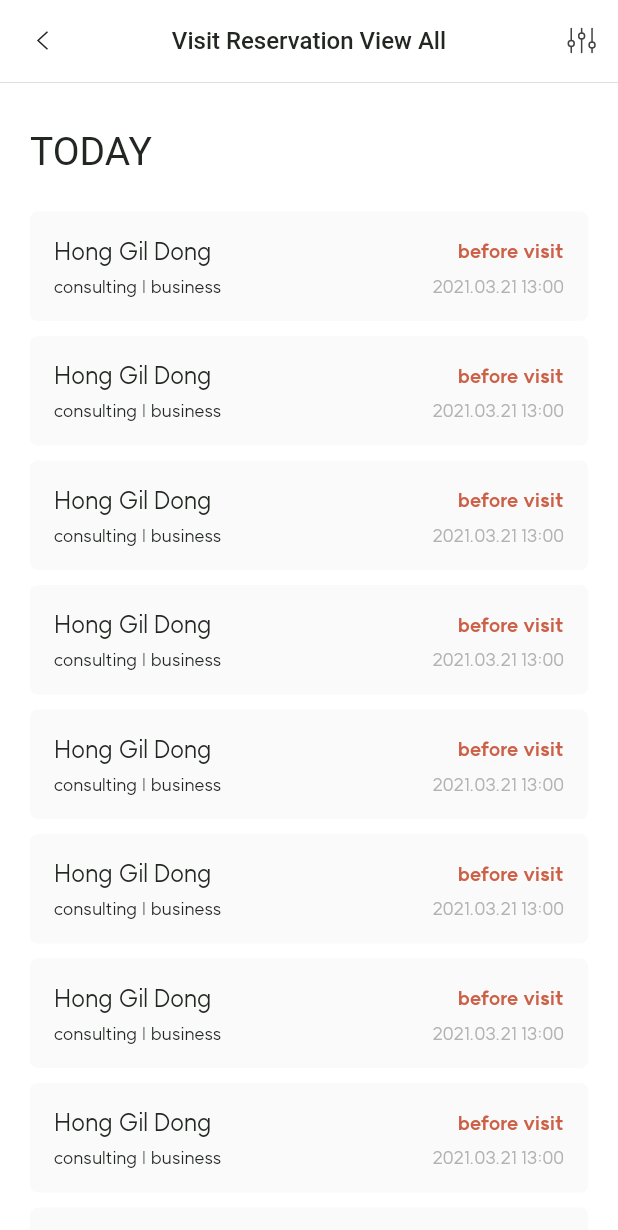
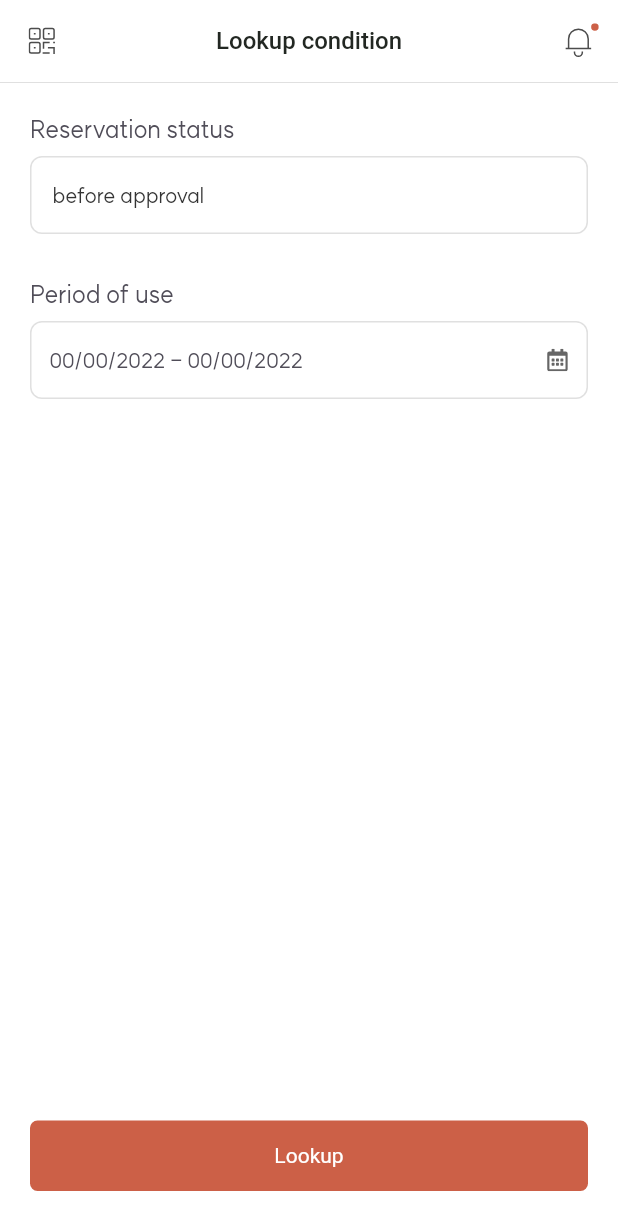
Before and after one commit to souravpanda94/Centropolis, a Flutter app: the VisitorReservationsViewAllScreen screen opened directly, after a tap on "Hong Gil Dong", on a phone screen of 412 x 824 dp. Shown: the top 1230 px of the screen. Run offline on Flutter 3.47's test engine with Material 2 defaults, Android fonts, the light colour scheme and no system bars; our stand-ins replace easy_localization, flutter_svg, fluttertoast, shared_preferences; accounts and stored records are empty; Roboto replaces fonts that are missing (SemiBold).

Commit message:
Attached LookupConditionScreen & UI implementation (WIP)

```diff
--- a/centropolis/assets/translations/en.json
+++ b/centropolis/assets/translations/en.json
@@ -8,7 +8,14 @@
   "today": "TODAY",
   "confirm" : "Confirm",
   "visitReservationViewAll" : "Visit Reservation View All",
-
+  "lookupCondition" : "Lookup condition",
+  "reservationStatus" : "Reservation status",
+  "periodOfUse" : "Period of use",
+  "lookup": "Lookup",
+  "oneWeek" : "one week",
+  "oneMonth" : "one month",
+  "monthly" : "Monthly",
+  "directInput" : "Direct input",
 
 
   "sourav" : "=============================SOURAV SECTION=========================================",
--- a/centropolis/assets/translations/ko.json
+++ b/centropolis/assets/translations/ko.json
@@ -7,6 +7,15 @@
   "today": "TODAY",
   "confirm" : "Confirm",
   "visitReservationViewAll" : "Visit Reservation View All",
+  "lookupCondition" : "Lookup condition",
+  "reservationStatus" : "Reservation status",
+  "periodOfUse" : "Period of use",
+  "lookup": "Lookup",
+  "oneWeek" : "one week",
+  "oneMonth" : "one month",
+  "monthly" : "Monthly",
+  "directInput" : "Direct input",
+
 
 
 
--- a/centropolis/lib/screens/visitor_reservations/VisitReservationViewAll.dart
+++ b/centropolis/lib/screens/visitor_reservations/VisitReservationViewAll.dart
@@ -6,6 +6,7 @@ import 'package:flutter/material.dart';
 import 'package:flutter_svg/svg.dart';
 import '../../utils/custom_colors.dart';
 import '../../widgets/home_page_app_bar.dart';
+import 'lookup_condition.dart';
 
 class VisitorReservationsViewAllScreen extends StatefulWidget {
   const VisitorReservationsViewAllScreen({Key? key}) : super(key: key);
@@ -103,6 +104,15 @@ class _VisitorReservationsViewAllScreenState
     super.dispose();
   }
 
+  void goToLookupCondition() {
+    Navigator.push(
+      context,
+      MaterialPageRoute(
+        builder: (context) => const LookupConditionScreen(),
+      ),
+    );
+  }
+
   @override
   Widget build(BuildContext context) {
     return Scaffold(
@@ -165,7 +175,9 @@ class _VisitorReservationsViewAllScreenState
                   itemCount: todayList.length,
                   itemBuilder: (BuildContext ctxt, int index) {
                     return InkWell(
-                        onTap: () {},
+                        onTap: () {
+                          goToLookupCondition();
+                        },
                         child: Container(
                             margin:
                                 const EdgeInsets.only(top: 5.0, bottom: 5.0),
--- /dev/null
+++ b/centropolis/lib/screens/visitor_reservations/lookup_condition.dart
@@ -0,0 +1,206 @@
+import 'dart:convert';
+import 'package:centropolis/widgets/common_button_with_icon.dart';
+import 'package:easy_localization/easy_localization.dart';
+import 'package:flutter/material.dart';
+import 'package:flutter_svg/svg.dart';
+import '../../utils/custom_colors.dart';
+import '../../widgets/common_button.dart';
+import '../../widgets/common_modal.dart';
+import '../../widgets/home_page_app_bar.dart';
+
+class LookupConditionScreen extends StatefulWidget {
+  const LookupConditionScreen({Key? key}) : super(key: key);
+
+  @override
+  State<StatefulWidget> createState() {
+    return _LookupConditionScreenState();
+  }
+}
+
+class _LookupConditionScreenState extends State<LookupConditionScreen> {
+  List<dynamic> periodOfUseList = [
+    {
+      "id": 1,
+      "title": tr("oneWeek"),
+    },
+    {
+      "id": 2,
+      "title": tr("oneMonth"),
+    },
+    {
+      "id": 3,
+      "title": tr("monthly"),
+    },
+    {
+      "id": 4,
+      "title": tr("directInput"),
+    },
+  ];
+
+  @override
+  Widget build(BuildContext context) {
+    return Scaffold(
+        backgroundColor: CustomColors.whiteColor,
+        appBar: PreferredSize(
+          preferredSize: AppBar().preferredSize,
+          child: SafeArea(
+            child: Container(
+              color: CustomColors.whiteColor,
+              child: HomePageAppBar(tr("lookupCondition"), () {}, () {}),
+            ),
+          ),
+        ),
+        body: Container(
+          margin: const EdgeInsets.only(
+              left: 20.0, right: 20.0, top: 20.0, bottom: 30.0),
+          child: Column(
+            children: [
+              Align(
+                alignment: Alignment.centerLeft,
+                child: Text(
+                  tr("reservationStatus"),
+                  style: const TextStyle(
+                    fontSize: 16,
+                    color: CustomColors.textColor4,
+                    fontFamily: 'Regular',
+                  ),
+                  textAlign: TextAlign.left,
+                ),
+              ),
+
+              Container(
+                margin: const EdgeInsets.only(top: 8.0, bottom: 30),
+                child: TextField(
+                  obscureText: true,
+                  keyboardType: TextInputType.text,
+                  decoration: InputDecoration(
+                    border: InputBorder.none,
+                    fillColor: CustomColors.whiteColor,
+                    filled: true,
+                    contentPadding: const EdgeInsets.symmetric(
+                      vertical: 17.0,
+                      horizontal: 15.0,
+                    ),
+                    enabledBorder: OutlineInputBorder(
+                      borderRadius: BorderRadius.circular(8.0),
+                      borderSide: const BorderSide(
+                          color: CustomColors.borderColor, width: 1.0),
+                    ),
+                    hintText: "before approval",
+                    hintStyle: const TextStyle(
+                      color: CustomColors.textColorBlack2,
+                      fontSize: 14,
+                      fontFamily: 'Regular',
+                    ),
+                  ),
+                  style: const TextStyle(
+                    color: CustomColors.textColorBlack2,
+                    fontSize: 14,
+                    fontFamily: 'Regular',
+                  ),
+                  onChanged: (text) => {
+                    // setState(() {
+                    //   userPassword = text;
+                    // }),
+                  },
+                ),
+              ),
+
+              Align(
+                alignment: Alignment.centerLeft,
+                child: Text(
+                  tr("periodOfUse"),
+                  style: const TextStyle(
+                    fontSize: 16,
+                    color: CustomColors.textColor4,
+                    fontFamily: 'Regular',
+                  ),
+                  textAlign: TextAlign.left,
+                ),
+              ),
+
+              // ListView.builder(
+              //   physics: const AlwaysScrollableScrollPhysics(),
+              //   shrinkWrap: true,
+              //   // scrollDirection: Axis.horizontal,
+              //   scrollDirection: Axis.vertical,
+              //   itemCount: periodOfUseList.length,
+              //   itemBuilder: (BuildContext ctxt, int index) {
+              //     return InkWell(
+              //       onTap: () {},
+              //       child: Container(
+              //         height: 50,
+              //         width: 50,
+              //         margin: const EdgeInsets.only(right: 8),
+              //         decoration: BoxDecoration(
+              //           color: CustomColors.whiteColor,
+              //           borderRadius: BorderRadius.circular(5),
+              //           border: Border.all(color: CustomColors.borderColor, width: 1.0),
+              //         ),
+              //         child: Align(
+              //           alignment: Alignment.center,
+              //           child: Text(
+              //             periodOfUseList[index]['title'],
+              //             style: const TextStyle(
+              //               fontSize: 16,
+              //               color: CustomColors.textColor4,
+              //               fontFamily: 'Regular',
+              //             ),
+              //             textAlign: TextAlign.center,
+              //           ),
+              //         ),
+              //       )
+              //     );
+              //   },
+              // ),
+
+              Container(
+                  margin: const EdgeInsets.only(top: 8.0, bottom: 30),
+                  decoration: BoxDecoration(
+                    color: CustomColors.whiteColor,
+                    borderRadius: BorderRadius.circular(8),
+                    border:
+                        Border.all(color: CustomColors.borderColor, width: 1.0),
+                  ),
+                  padding: const EdgeInsets.only(
+                      top: 16.0, bottom: 16.0, left: 12.0, right: 12.0),
+                  child: Row(
+                    mainAxisAlignment: MainAxisAlignment.spaceBetween,
+                    children: [
+                      const Align(
+                        alignment: Alignment.centerLeft,
+                        child: Text(
+                          "00/00/2022 - 00/00/2022",
+                          style: TextStyle(
+                            fontSize: 14,
+                            color: CustomColors.textColor4,
+                            fontFamily: 'Regular',
+                          ),
+                          textAlign: TextAlign.left,
+                        ),
+                      ),
+                      SvgPicture.asset(
+                        'assets/images/ic_calender.svg',
+                        semanticsLabel: 'Back',
+                        width: 15,
+                        height: 15,
+                        alignment: Alignment.center,
+                      ),
+                    ],
+                  )),
+
+              Expanded(
+                child: Align(
+                    alignment: FractionalOffset.bottomCenter,
+                    child: CommonButton(
+                      buttonName: tr("lookup"),
+                      isIconVisible: false,
+                      buttonColor: CustomColors.buttonBackgroundColor,
+                      onCommonButtonTap: () {},
+                    )),
+              ),
+            ],
+          ),
+        ));
+  }
+}
--- a/centropolis/lib/utils/custom_colors.dart
+++ b/centropolis/lib/utils/custom_colors.dart
@@ -11,6 +11,7 @@ class CustomColors {
   static const textColor1 = Color(0xFF222722);
   static const textColor2 = Color(0xFF333333);
   static const textColor3 = Color(0xFFA4A4A4);
+  static const textColor4 = Color(0xFF504D58);
   static const selectedColor = Color(0xFFB25A42);
   static const unSelectedColor = Color(0xFFB1B3B2);
   static const buttonBackgroundColor = Color(0xFFCC6047);
```
Also changed, not shown: centropolis/assets/images/ic_calender.svg (added).
